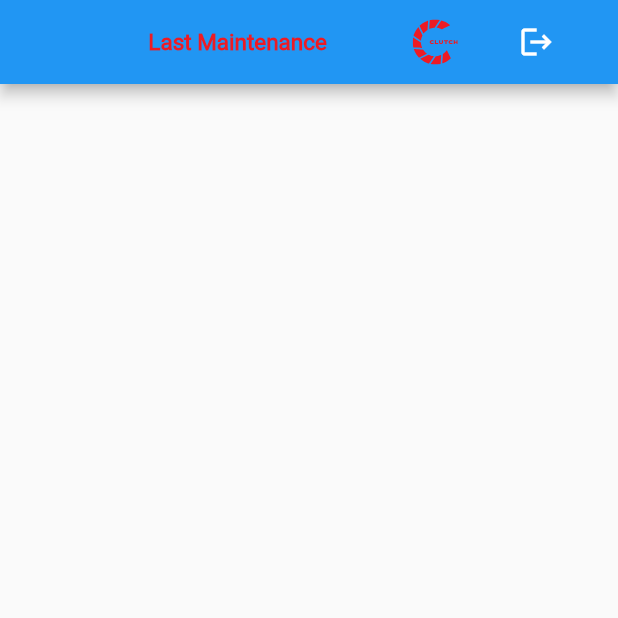
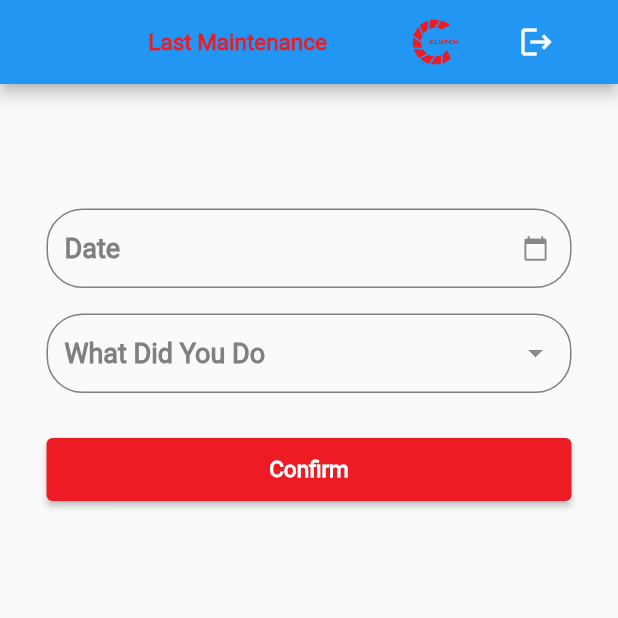
Before and after one commit to aliabdelnaby/clutch-2, a Flutter app: the LastMaintenanceView screen opened by its route, on a phone screen of 412 x 824 dp, the top half of it. Run offline on Flutter 3.47's test engine with Material 2 defaults, Android fonts, the light colour scheme and no system bars; drawn by our look-alikes of dropdown_search; our stand-ins replace firebase_auth, firebase_core, flutter_bloc, flutter_svg, fluttertoast, font_awesome_flutter and 6 more; accounts and stored records are empty.

Commit message:
finish Last Maintenance UI & add WhatDidYouDo list

```diff
--- a/lib/core/utils/app_strings.dart
+++ b/lib/core/utils/app_strings.dart
@@ -44,6 +44,6 @@ abstract class AppStrings {
       //!Last Maintenance
       lastMaintenanceAppBar = "Last Maintenance",
       date = "Date",
-      whatDidYouDo = "What Did Your Do",
+      whatDidYouDo = "What Did You Do",
       confirm = "Confirm";
 }
--- a/lib/features/add_car/views/last_maintenance_view.dart
+++ b/lib/features/add_car/views/last_maintenance_view.dart
@@ -1,3 +1,9 @@
+import 'package:clutch/core/utils/app_colors.dart';
+import 'package:clutch/core/widgets/custom_btn.dart';
+import 'package:clutch/features/add_car/widgets/date_text_field.dart';
+import 'package:clutch/features/add_car/widgets/dropdown_search_widget.dart';
+import 'package:clutch/features/add_car/widgets/lists/what_did_u_do_list.dart';
+
 import '../../../core/functions/navigation.dart';
 import '../../../core/utils/app_assets.dart';
 import '../../../core/utils/app_strings.dart';
@@ -39,6 +45,32 @@ class LastMaintenanceView extends StatelessWidget {
           ],
         ),
       ),
+      body: Padding(
+        padding: const EdgeInsets.symmetric(horizontal: 31),
+        child: CustomScrollView(
+          physics: const BouncingScrollPhysics(),
+          slivers: [
+            const SliverToBoxAdapter(child: SizedBox(height: 83)),
+            const SliverToBoxAdapter(child: DatePickerTextField()),
+            SliverToBoxAdapter(
+              child: DropDownSearchWidget(
+                listItem: lastMaintenanceOptions,
+                hintText: AppStrings.whatDidYouDo,
+                selectedItem: AppStrings.whatDidYouDo,
+              ),
+            ),
+            const SliverToBoxAdapter(child: SizedBox(height: 30)),
+            SliverToBoxAdapter(
+                child: CustomBtn(
+              onPressed: () {},
+              text: AppStrings.confirm,
+              height: 42,
+              width: 217,
+              backgroundColor: AppColors.primaryColor,
+            )),
+          ],
+        ),
+      ),
     );
   }
 }
--- /dev/null
+++ b/lib/features/add_car/widgets/date_text_field.dart
@@ -0,0 +1,57 @@
+import 'package:clutch/core/utils/app_colors.dart';
+import 'package:clutch/core/utils/app_text_style.dart';
+import 'package:flutter/material.dart';
+
+class DatePickerTextField extends StatefulWidget {
+  const DatePickerTextField({super.key});
+
+  @override
+  State<DatePickerTextField> createState() => _DatePickerTextFieldState();
+}
+
+class _DatePickerTextFieldState extends State<DatePickerTextField> {
+  final TextEditingController _dateController = TextEditingController();
+  @override
+  Widget build(BuildContext context) {
+    return Padding(
+      padding: const EdgeInsets.only(bottom: 17),
+      child: TextFormField(
+        controller: _dateController,
+        decoration: InputDecoration(
+          hintText: 'Date',
+          isDense: true,
+          suffixIcon: const Icon(Icons.calendar_today),
+          hintStyle: CustomTextStyle.roboto700style18,
+          border: getBorderStyle(),
+          enabledBorder: getBorderStyle(),
+          focusedBorder: getBorderStyle(),
+        ),
+        readOnly: true,
+        onTap: () {
+          _selectDate();
+        },
+      ),
+    );
+  }
+
+  Future<void> _selectDate() async {
+    DateTime? picked = await showDatePicker(
+      context: context,
+      initialDate: DateTime.now(),
+      firstDate: DateTime(2000),
+      lastDate: DateTime(2100),
+    );
+    if (picked != null) {
+      setState(() {
+        _dateController.text = picked.toString().split(" ")[0];
+      });
+    }
+  }
+}
+
+OutlineInputBorder getBorderStyle() {
+  return OutlineInputBorder(
+    borderRadius: BorderRadius.circular(24),
+    borderSide: BorderSide(color: AppColors.addYouCarGrey),
+  );
+}
--- /dev/null
+++ b/lib/features/add_car/widgets/lists/what_did_u_do_list.dart
@@ -0,0 +1,28 @@
+List<String> lastMaintenanceOptions = [
+  'Oil change',
+  'Air filter replacement',
+  'Spark plug replacement',
+  'Brake pad replacement',
+  'Tire rotation',
+  'Wheel alignment',
+  'Battery replacement',
+  'Fluid top-up (coolant, brake fluid, etc.)',
+  'Belts and hoses inspection',
+  'Cabin air filter replacement',
+  'Engine air filter replacement',
+  'Fuel filter replacement',
+  'Transmission fluid change',
+  'Power steering fluid flush',
+  'Throttle body cleaning',
+  'Brake fluid flush',
+  'Fuel system cleaning',
+  'Wheel bearing inspection',
+  'Suspension inspection',
+  'Exhaust system inspection',
+  'Ignition system inspection',
+  'Timing belt replacement',
+  'Radiator flush',
+  'Wiper blade replacement',
+  'Headlight bulb replacement',
+  // Add more options
+];
```
